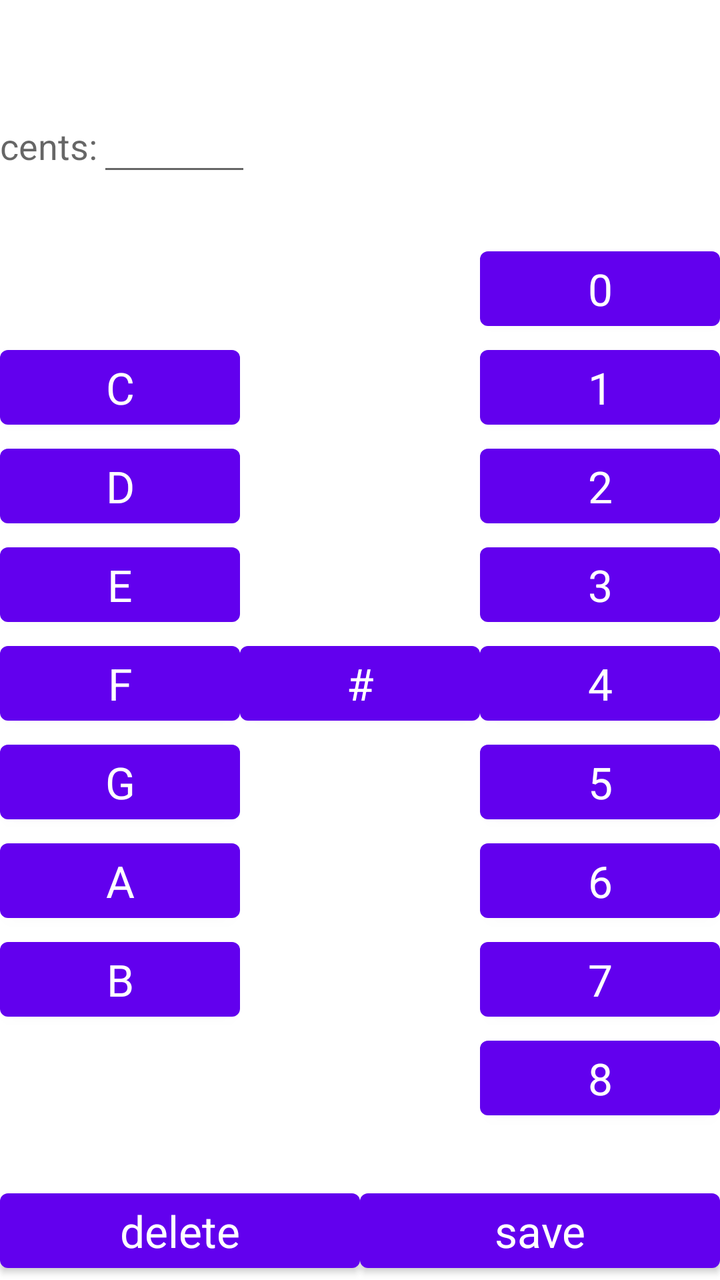
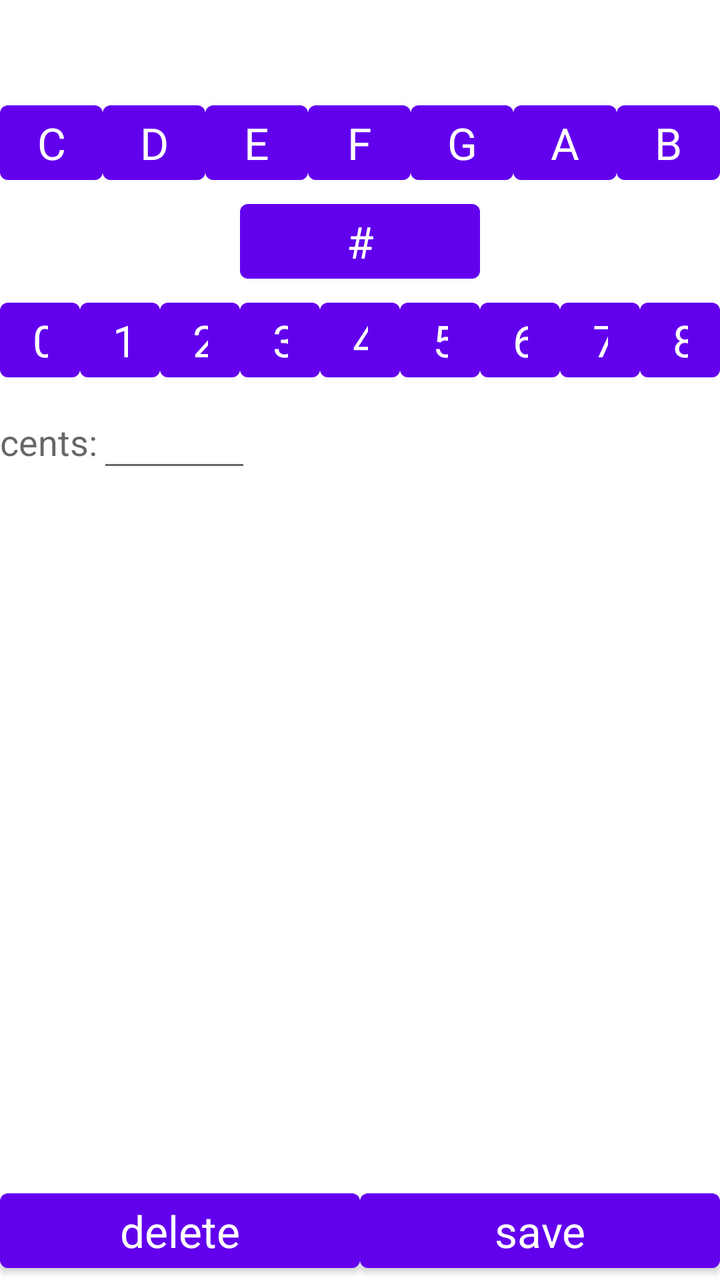

Before-and-after screenshots of an Android layout around one commit, followed by the original layout XML and the change that was made.
<!-- AndroidManifest.xml: fallback theme Theme.MaterialComponents.DayNight.NoActionBar -->
<!-- res/layout/preset_note.xml -->
<?xml version="1.0" encoding="utf-8"?>
<LinearLayout xmlns:android="http://schemas.android.com/apk/res/android"
    android:orientation="vertical"
    android:layout_width="fill_parent"
    android:layout_height="fill_parent">
    <TextView android:id="@+id/pn_text"
	android:layout_width="wrap_content"
	android:layout_height="wrap_content"
	android:layout_gravity="center_horizontal"
	android:textAppearance="?android:attr/textAppearanceLarge"
	android:textSize="35sp" />
    <LinearLayout
	android:orientation="horizontal"
	android:layout_width="fill_parent"
	android:layout_height="wrap_content">
	<TextView
	    android:layout_width="wrap_content"
	    android:layout_height="wrap_content"
	    android:textAppearance="?android:attr/textAppearanceMedium"
	    android:text="cents:" />
	<EditText android:id="@+id/pn_cents"
	    android:layout_width="wrap_content"
	    android:layout_height="wrap_content"
	    android:textAppearance="?android:attr/textAppearanceLarge"
	    android:minEms="3"
	    android:lines="1"
	    android:singleLine="true"
	    android:numeric="signed" />
    </LinearLayout>
    <LinearLayout
	android:orientation="horizontal"
	android:layout_width="fill_parent"
	android:layout_height="1dp"
	android:layout_weight="1">
	<LinearLayout
	    android:orientation="vertical"
	    android:layout_width="1dp"
	    android:layout_weight="1"
	    android:layout_height="wrap_content"
	    android:layout_gravity="center_vertical">
	    <Button
		android:layout_width="fill_parent"
		android:layout_height="wrap_content"
		android:text="C"
		android:textAppearance="?android:attr/textAppearanceLarge"
		android:onClick="do_note_C" />
	    <Button
		android:layout_width="fill_parent"
		android:layout_height="wrap_content"
		android:text="D"
		android:textAppearance="?android:attr/textAppearanceLarge"
		android:onClick="do_note_D" />
	    <Button
		android:layout_width="fill_parent"
		android:layout_height="wrap_content"
		android:text="E"
		android:textAppearance="?android:attr/textAppearanceLarge"
		android:onClick="do_note_E" />
	    <Button
		android:layout_width="fill_parent"
		android:layout_height="wrap_content"
		android:text="F"
		android:textAppearance="?android:attr/textAppearanceLarge"
		android:onClick="do_note_F" />
	    <Button
		android:layout_width="fill_parent"
		android:layout_height="wrap_content"
		android:text="G"
		android:textAppearance="?android:attr/textAppearanceLarge"
		android:onClick="do_note_G" />
	    <Button
		android:layout_width="fill_parent"
		android:layout_height="wrap_content"
		android:text="A"
		android:textAppearance="?android:attr/textAppearanceLarge"
		android:onClick="do_note_A" />
	    <Button
		android:layout_width="fill_parent"
		android:layout_height="wrap_content"
		android:text="B"
		android:textAppearance="?android:attr/textAppearanceLarge"
		android:onClick="do_note_B" />
	</LinearLayout>
	<Button
	    android:layout_width="1dp"
	    android:layout_weight="1"
	    android:layout_height="wrap_content"
	    android:layout_gravity="center_vertical"
	    android:text="#"
	    android:textAppearance="?android:attr/textAppearanceLarge"
	    android:onClick="do_sharp" />
	<LinearLayout
	    android:orientation="vertical"
	    android:layout_width="1dp"
	    android:layout_weight="1"
	    android:layout_height="wrap_content"
	    android:layout_gravity="center_vertical">
	    <Button
		android:layout_width="fill_parent"
		android:layout_height="wrap_content"
		android:text="0"
		android:textAppearance="?android:attr/textAppearanceLarge"
		android:onClick="do_oct_0" />
	    <Button
		android:layout_width="fill_parent"
		android:layout_height="wrap_content"
		android:text="1"
		android:textAppearance="?android:attr/textAppearanceLarge"
		android:onClick="do_oct_1" />
	    <Button
		android:layout_width="fill_parent"
		android:layout_height="wrap_content"
		android:text="2"
		android:textAppearance="?android:attr/textAppearanceLarge"
		android:onClick="do_oct_2" />
	    <Button
		android:layout_width="fill_parent"
		android:layout_height="wrap_content"
		android:text="3"
		android:textAppearance="?android:attr/textAppearanceLarge"
		android:onClick="do_oct_3" />
	    <Button
		android:layout_width="fill_parent"
		android:layout_height="wrap_content"
		android:text="4"
		android:textAppearance="?android:attr/textAppearanceLarge"
		android:onClick="do_oct_4" />
	    <Button
		android:layout_width="fill_parent"
		android:layout_height="wrap_content"
		android:text="5"
		android:textAppearance="?android:attr/textAppearanceLarge"
		android:onClick="do_oct_5" />
	    <Button
		android:layout_width="fill_parent"
		android:layout_height="wrap_content"
		android:text="6"
		android:textAppearance="?android:attr/textAppearanceLarge"
		android:onClick="do_oct_6" />
	    <Button
		android:layout_width="fill_parent"
		android:layout_height="wrap_content"
		android:text="7"
		android:textAppearance="?android:attr/textAppearanceLarge"
		android:onClick="do_oct_7" />
	    <Button
		android:layout_width="fill_parent"
		android:layout_height="wrap_content"
		android:text="8"
		android:textAppearance="?android:attr/textAppearanceLarge"
		android:onClick="do_oct_8" />
	</LinearLayout>
    </LinearLayout>
    <LinearLayout
	android:orientation="horizontal"
	android:layout_width="fill_parent"
	android:layout_height="wrap_content">
	<Button
	    android:layout_width="1dp"
	    android:layout_height="wrap_content"
	    android:layout_weight="1"
	    android:text="delete"
	    android:textAppearance="?android:attr/textAppearanceLarge"
	    android:onClick="do_delete" />
	<Button
	    android:layout_width="1dp"
	    android:layout_height="wrap_content"
	    android:layout_weight="1"
	    android:text="save"
	    android:textAppearance="?android:attr/textAppearanceLarge"
	    android:onClick="do_save" />
    </LinearLayout>
</LinearLayout>
<!-- resources referenced by this layout -->
<resources>

</resources>

<!-- the commit's change to res/layout/preset_note.xml (unified diff, before → after) -->
@@ -9,6 +9,149 @@
 	android:layout_gravity="center_horizontal"
 	android:textAppearance="?android:attr/textAppearanceLarge"
 	android:textSize="35sp" />
+    <LinearLayout
+	android:orientation="horizontal"
+	android:layout_width="fill_parent"
+	android:layout_height="wrap_content">
+	<Button
+	    android:layout_width="1dp"
+	    android:layout_weight="1"
+	    android:layout_height="wrap_content"
+	    android:text="C"
+	    android:textAppearance="?android:attr/textAppearanceLarge"
+	    android:onClick="do_note_C" />
+	<Button
+	    android:layout_width="1dp"
+	    android:layout_weight="1"
+	    android:layout_height="wrap_content"
+	    android:text="D"
+	    android:textAppearance="?android:attr/textAppearanceLarge"
+	    android:onClick="do_note_D" />
+	<Button
+	    android:layout_width="1dp"
+	    android:layout_weight="1"
+	    android:layout_height="wrap_content"
+	    android:text="E"
+	    android:textAppearance="?android:attr/textAppearanceLarge"
+	    android:onClick="do_note_E" />
+	<Button
+	    android:layout_width="1dp"
+	    android:layout_weight="1"
+	    android:layout_height="wrap_content"
+	    android:text="F"
+	    android:textAppearance="?android:attr/textAppearanceLarge"
+	    android:onClick="do_note_F" />
+	<Button
+	    android:layout_width="1dp"
+	    android:layout_weight="1"
+	    android:layout_height="wrap_content"
+	    android:text="G"
+	    android:textAppearance="?android:attr/textAppearanceLarge"
+	    android:onClick="do_note_G" />
+	<Button
+	    android:layout_width="1dp"
+	    android:layout_weight="1"
+	    android:layout_height="wrap_content"
+	    android:text="A"
+	    android:textAppearance="?android:attr/textAppearanceLarge"
+	    android:onClick="do_note_A" />
+	<Button
+	    android:layout_width="1dp"
+	    android:layout_weight="1"
+	    android:layout_height="wrap_content"
+	    android:text="B"
+	    android:textAppearance="?android:attr/textAppearanceLarge"
+	    android:onClick="do_note_B" />
+    </LinearLayout>
+    <LinearLayout
+	android:orientation="horizontal"
+	android:layout_width="fill_parent"
+	android:layout_height="wrap_content">
+	<View
+	    android:layout_width="1dp"
+	    android:layout_weight="1"
+	    android:layout_height="1dp" />
+	<Button
+	    android:layout_width="1dp"
+	    android:layout_weight="1"
+	    android:layout_height="wrap_content"
+	    android:layout_gravity="center_horizontal"
+	    android:text="#"
+	    android:textAppearance="?android:attr/textAppearanceLarge"
+	    android:onClick="do_sharp" />
+	<View
+	    android:layout_width="1dp"
+	    android:layout_weight="1"
+	    android:layout_height="1dp" />
+    </LinearLayout>
+    <LinearLayout
+	android:orientation="horizontal"
+	android:layout_width="fill_parent"
+	android:layout_height="wrap_content">
+	<Button
+	    android:layout_width="1dp"
+	    android:layout_weight="1"
+	    android:layout_height="wrap_content"
+	    android:text="0"
+	    android:textAppearance="?android:attr/textAppearanceLarge"
+	    android:onClick="do_oct_0" />
+	<Button
+	    android:layout_width="1dp"
+	    android:layout_weight="1"
+	    android:layout_height="wrap_content"
+	    android:text="1"
+	    android:textAppearance="?android:attr/textAppearanceLarge"
+	    android:onClick="do_oct_1" />
+	<Button
+	    android:layout_width="1dp"
+	    android:layout_weight="1"
+	    android:layout_height="wrap_content"
+	    android:text="2"
+	    android:textAppearance="?android:attr/textAppearanceLarge"
+	    android:onClick="do_oct_2" />
+	<Button
+	    android:layout_width="1dp"
+	    android:layout_weight="1"
+	    android:layout_height="wrap_content"
+	    android:text="3"
+	    android:textAppearance="?android:attr/textAppearanceLarge"
+	    android:onClick="do_oct_3" />
+	<Button
+	    android:layout_width="1dp"
+	    android:layout_weight="1"
+	    android:layout_height="wrap_content"
+	    android:text="4"
+	    android:textAppearance="?android:attr/textAppearanceLarge"
+	    android:onClick="do_oct_4" />
+	<Button
+	    android:layout_width="1dp"
+	    android:layout_weight="1"
+	    android:layout_height="wrap_content"
+	    android:text="5"
+	    android:textAppearance="?android:attr/textAppearanceLarge"
+	    android:onClick="do_oct_5" />
+	<Button
+	    android:layout_width="1dp"
+	    android:layout_weight="1"
+	    android:layout_height="wrap_content"
+	    android:text="6"
+	    android:textAppearance="?android:attr/textAppearanceLarge"
+	    android:onClick="do_oct_6" />
+	<Button
+	    android:layout_width="1dp"
+	    android:layout_weight="1"
+	    android:layout_height="wrap_content"
+	    android:text="7"
+	    android:textAppearance="?android:attr/textAppearanceLarge"
+	    android:onClick="do_oct_7" />
+	<Button
+	    android:layout_width="1dp"
+	    android:layout_weight="1"
+	    android:layout_height="wrap_content"
+	    android:text="8"
+	    android:textAppearance="?android:attr/textAppearanceLarge"
+	    android:onClick="do_oct_8" />
+    </LinearLayout>
     <LinearLayout
 	android:orientation="horizontal"
 	android:layout_width="fill_parent"
@@ -32,133 +175,11 @@
 	android:layout_width="fill_parent"
 	android:layout_height="1dp"
 	android:layout_weight="1">
-	<LinearLayout
-	    android:orientation="vertical"
-	    android:layout_width="1dp"
-	    android:layout_weight="1"
-	    android:layout_height="wrap_content"
-	    android:layout_gravity="center_vertical">
-	    <Button
-		android:layout_width="fill_parent"
-		android:layout_height="wrap_content"
-		android:text="C"
-		android:textAppearance="?android:attr/textAppearanceLarge"
-		android:onClick="do_note_C" />
-	    <Button
-		android:layout_width="fill_parent"
-		android:layout_height="wrap_content"
-		android:text="D"
-		android:textAppearance="?android:attr/textAppearanceLarge"
-		android:onClick="do_note_D" />
-	    <Button
-		android:layout_width="fill_parent"
-		android:layout_height="wrap_content"
-		android:text="E"
-		android:textAppearance="?android:attr/textAppearanceLarge"
-		android:onClick="do_note_E" />
-	    <Button
-		android:layout_width="fill_parent"
-		android:layout_height="wrap_content"
-		android:text="F"
-		android:textAppearance="?android:attr/textAppearanceLarge"
-		android:onClick="do_note_F" />
-	    <Button
-		android:layout_width="fill_parent"
-		android:layout_height="wrap_content"
-		android:text="G"
-		android:textAppearance="?android:attr/textAppearanceLarge"
-		android:onClick="do_note_G" />
-	    <Button
-		android:layout_width="fill_parent"
-		android:layout_height="wrap_content"
-		android:text="A"
-		android:textAppearance="?android:attr/textAppearanceLarge"
-		android:onClick="do_note_A" />
-	    <Button
-		android:layout_width="fill_parent"
-		android:layout_height="wrap_content"
-		android:text="B"
-		android:textAppearance="?android:attr/textAppearanceLarge"
-		android:onClick="do_note_B" />
-	</LinearLayout>
-	<Button
-	    android:layout_width="1dp"
-	    android:layout_weight="1"
-	    android:layout_height="wrap_content"
-	    android:layout_gravity="center_vertical"
-	    android:text="#"
-	    android:textAppearance="?android:attr/textAppearanceLarge"
-	    android:onClick="do_sharp" />
-	<LinearLayout
-	    android:orientation="vertical"
-	    android:layout_width="1dp"
-	    android:layout_weight="1"
-	    android:layout_height="wrap_content"
-	    android:layout_gravity="center_vertical">
-	    <Button
-		android:layout_width="fill_parent"
-		android:layout_height="wrap_content"
-		android:text="0"
-		android:textAppearance="?android:attr/textAppearanceLarge"
-		android:onClick="do_oct_0" />
-	    <Button
-		android:layout_width="fill_parent"
-		android:layout_height="wrap_content"
-		android:text="1"
-		android:textAppearance="?android:attr/textAppearanceLarge"
-		android:onClick="do_oct_1" />
-	    <Button
-		android:layout_width="fill_parent"
-		android:layout_height="wrap_content"
-		android:text="2"
-		android:textAppearance="?android:attr/textAppearanceLarge"
-		android:onClick="do_oct_2" />
-	    <Button
-		android:layout_width="fill_parent"
-		android:layout_height="wrap_content"
-		android:text="3"
-		android:textAppearance="?android:attr/textAppearanceLarge"
-		android:onClick="do_oct_3" />
-	    <Button
-		android:layout_width="fill_parent"
-		android:layout_height="wrap_content"
-		android:text="4"
-		android:textAppearance="?android:attr/textAppearanceLarge"
-		android:onClick="do_oct_4" />
-	    <Button
-		android:layout_width="fill_parent"
-		android:layout_height="wrap_content"
-		android:text="5"
-		android:textAppearance="?android:attr/textAppearanceLarge"
-		android:onClick="do_oct_5" />
-	    <Button
-		android:layout_width="fill_parent"
-		android:layout_height="wrap_content"
-		android:text="6"
-		android:textAppearance="?android:attr/textAppearanceLarge"
-		android:onClick="do_oct_6" />
-	    <Button
-		android:layout_width="fill_parent"
-		android:layout_height="wrap_content"
-		android:text="7"
-		android:textAppearance="?android:attr/textAppearanceLarge"
-		android:onClick="do_oct_7" />
-	    <Button
-		android:layout_width="fill_parent"
-		android:layout_height="wrap_content"
-		android:text="8"
-		android:textAppearance="?android:attr/textAppearanceLarge"
-		android:onClick="do_oct_8" />
-	</LinearLayout>
-    </LinearLayout>
-    <LinearLayout
-	android:orientation="horizontal"
-	android:layout_width="fill_parent"
-	android:layout_height="wrap_content">
 	<Button
 	    android:layout_width="1dp"
 	    android:layout_height="wrap_content"
 	    android:layout_weight="1"
+	    android:layout_gravity="bottom"
 	    android:text="delete"
 	    android:textAppearance="?android:attr/textAppearanceLarge"
 	    android:onClick="do_delete" />
@@ -166,6 +187,7 @@
 	    android:layout_width="1dp"
 	    android:layout_height="wrap_content"
 	    android:layout_weight="1"
+	    android:layout_gravity="bottom"
 	    android:text="save"
 	    android:textAppearance="?android:attr/textAppearanceLarge"
 	    android:onClick="do_save" />
